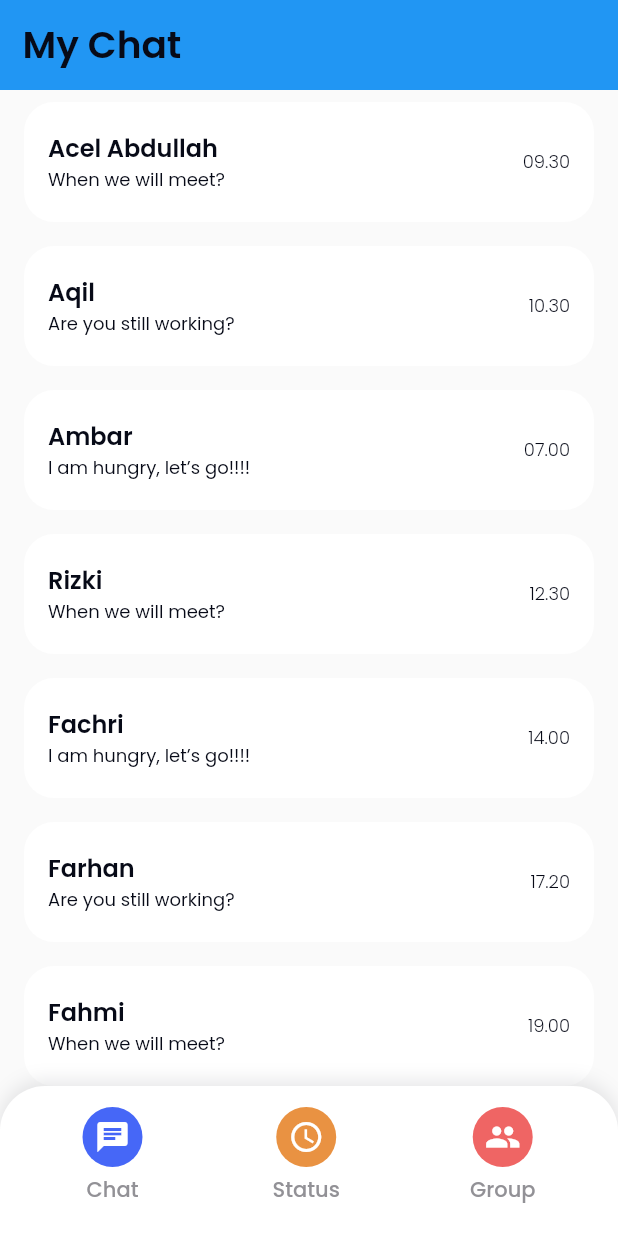
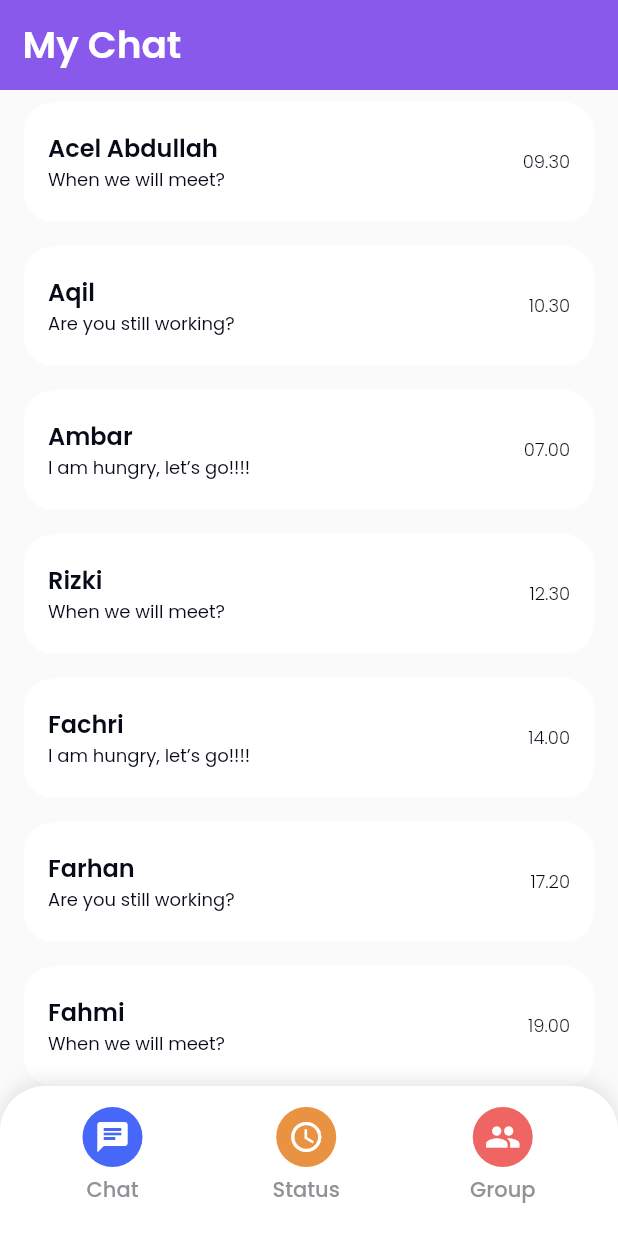
Before and after one commit to ilhamfathoni2/MyChat, a Flutter app: the screen it shows after launch, on a phone screen of 412 x 824 dp. Run offline on Flutter 3.47's test engine with Material 2 defaults, Android fonts, the phone set to English and light mode, and no system bars; our stand-ins replace flutter_bloc, google_fonts.

Commit message:
change bg color appbar

```diff
--- a/lib/main.dart
+++ b/lib/main.dart
@@ -69,6 +69,7 @@ class MyApp extends StatelessWidget {
           slivers: [
             SliverAppBar(
               elevation: 0,
+              backgroundColor: kPrimaryColor,
               expandedHeight: 60,
               pinned: true,
               flexibleSpace: Container(
@@ -76,7 +77,7 @@ class MyApp extends StatelessWidget {
                 margin: const EdgeInsets.only(left: 15, right: 15),
                 alignment: Alignment.centerLeft,
                 child: Text('My Chat',
-                    style: blackTextStyle.copyWith(
+                    style: lightTextStyle.copyWith(
                         fontSize: 25, fontWeight: semiBold)),
               ),
             ),
```
